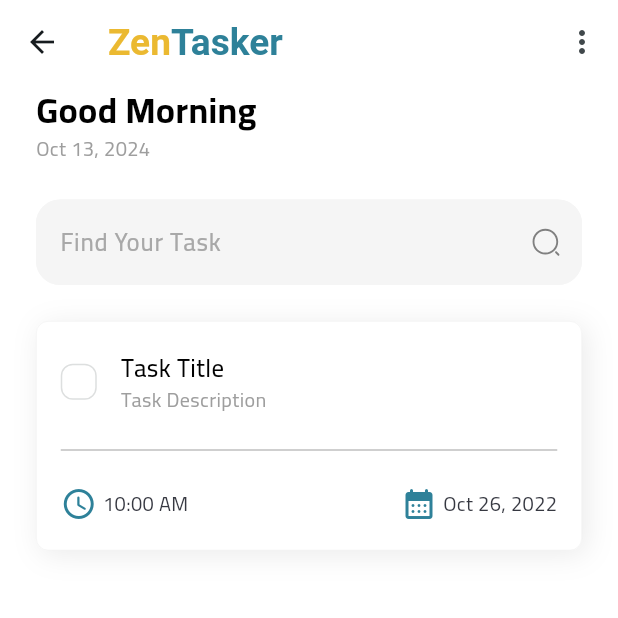
After one commit to mohammed-xp/zen_tasker, a Flutter app: the HomeView screen opened by its route, on a phone screen of 412 x 824 dp, the top half of it. The commit adds this screen. Run offline on Flutter 3.47's test engine with Material 3 defaults, Android fonts, the phone set to English and light mode, and no system bars; our stand-ins replace flutter_svg, shared_preferences, smooth_page_indicator; accounts and stored records are empty.

Commit message:
Build appbar and header home body and search text field and task item

```diff
--- a/lib/core/utils/app_images.dart
+++ b/lib/core/utils/app_images.dart
@@ -1,6 +1,10 @@
 // ignore_for_file: prefer_single_quotes
 class AppImages {
   AppImages._();
+
+  /// Assets for imagesCheckIcon
+  /// assets/images/check_icon.svg
+  static const String imagesCheckIcon = "assets/images/check_icon.svg";
 
   /// Assets for imagesLogoApp
   /// assets/images/logo_app.png
@@ -25,4 +29,8 @@ class AppImages {
   /// Assets for imagesOnboardingImage5
   /// assets/images/onboarding_image_5.svg
   static const String imagesOnboardingImage5 = "assets/images/onboarding_image_5.svg";
+
+  /// Assets for imagesSearchIcon
+  /// assets/images/search_icon.svg
+  static const String imagesSearchIcon = "assets/images/search_icon.svg";
 }
--- a/lib/core/utils/app_styles.dart
+++ b/lib/core/utils/app_styles.dart
@@ -34,9 +34,21 @@ abstract class AppStyles {
         color: Colors.black,
       );
 
+  static TextStyle styleBold13(context) => TextStyle(
+        fontSize: getResponsiveFontSize(context, fontSize: 13),
+        fontWeight: FontWeight.w700,
+        color: Colors.black,
+      );
+
   static TextStyle styleSemiBold13(context) => TextStyle(
         fontSize: getResponsiveFontSize(context, fontSize: 13),
         fontWeight: FontWeight.w600,
+        color: Colors.black,
+      );
+
+  static TextStyle styleMedium16(context) => TextStyle(
+        fontSize: getResponsiveFontSize(context, fontSize: 16),
+        fontWeight: FontWeight.w500,
         color: Colors.black,
       );
 
--- a/lib/core/widgets/custom_title_text.dart
+++ b/lib/core/widgets/custom_title_text.dart
@@ -1,6 +1,7 @@
 import 'package:flutter/material.dart';
 import 'package:zen_tasker/core/utils/app_colors.dart';
 import 'package:zen_tasker/core/utils/app_styles.dart';
+import 'package:zen_tasker/generated/l10n.dart';
 
 class CustomTitleText extends StatelessWidget {
   const CustomTitleText({
@@ -14,7 +15,7 @@ class CustomTitleText extends StatelessWidget {
   Widget build(BuildContext context) {
     return Text.rich(
       TextSpan(
-        text: 'Zen',
+        text: S.of(context).zen,
         style: TextStyle(
           fontSize: getResponsiveFontSize(context, fontSize: fontSize),
           fontWeight: FontWeight.w700,
@@ -22,7 +23,7 @@ class CustomTitleText extends StatelessWidget {
         ),
         children: [
           TextSpan(
-            text: 'Tasker',
+            text: S.of(context).tasker,
             style: TextStyle(
               fontSize: getResponsiveFontSize(context, fontSize: fontSize),
               fontWeight: FontWeight.w700,
--- a/lib/features/home/presentation/views/home_view.dart
+++ b/lib/features/home/presentation/views/home_view.dart
@@ -1,4 +1,7 @@
 import 'package:flutter/material.dart';
+import 'package:zen_tasker/core/widgets/custom_title_text.dart';
+import 'package:zen_tasker/features/home/presentation/views/widgets/home_app_bar.dart';
+import 'package:zen_tasker/features/home/presentation/views/widgets/home_view_body.dart';
 
 class HomeView extends StatelessWidget {
   const HomeView({super.key});
@@ -7,10 +10,21 @@ class HomeView extends StatelessWidget {
 
   @override
   Widget build(BuildContext context) {
-    return const Scaffold(
-      body: SafeArea(
-        child: Text('HomeView'),
+    return Scaffold(
+      appBar: AppBar(
+        backgroundColor: Colors.white,
+        title: const CustomTitleText(
+          fontSize: 24,
+        ),
+        elevation: 0,
+        actions: [
+          IconButton(
+            onPressed: () {},
+            icon: const Icon(Icons.more_vert_rounded),
+          ),
+        ],
       ),
+      body: const HomeViewBody(),
     );
   }
 }
--- /dev/null
+++ b/lib/features/home/presentation/views/widgets/custom_check_box.dart
@@ -0,0 +1,44 @@
+import 'package:flutter/material.dart';
+import 'package:flutter_svg/svg.dart';
+import 'package:zen_tasker/core/utils/app_colors.dart';
+import 'package:zen_tasker/core/utils/app_images.dart';
+
+class CustomCheckBox extends StatelessWidget {
+  const CustomCheckBox({
+    super.key,
+    required this.isChecked,
+    required this.onChecked,
+  });
+
+  final bool isChecked;
+  final ValueChanged<bool> onChecked;
+
+  @override
+  Widget build(BuildContext context) {
+    return GestureDetector(
+      onTap: () {
+        onChecked(!isChecked);
+      },
+      child: AnimatedContainer(
+        duration: const Duration(milliseconds: 100),
+        height: 24,
+        width: 24,
+        decoration: BoxDecoration(
+          borderRadius: BorderRadius.circular(8),
+          color: isChecked ? AppColors.primaryColor : Colors.white,
+          border: isChecked
+              ? null
+              : Border.all(
+                  color: const Color(0xffDDDFDF),
+                ),
+        ),
+        child: isChecked
+            ? Padding(
+                padding: const EdgeInsets.all(4.0),
+                child: SvgPicture.asset(AppImages.imagesCheckIcon),
+              )
+            : null,
+      ),
+    );
+  }
+}
--- /dev/null
+++ b/lib/features/home/presentation/views/widgets/custom_search_text_field.dart
@@ -0,0 +1,42 @@
+import 'package:flutter/material.dart';
+import 'package:flutter_svg/svg.dart';
+import 'package:zen_tasker/core/utils/app_images.dart';
+import 'package:zen_tasker/core/utils/app_styles.dart';
+
+import '../../../../../generated/l10n.dart';
+
+class CustomSearchTextField extends StatelessWidget {
+  const CustomSearchTextField({super.key});
+
+  @override
+  Widget build(BuildContext context) {
+    return TextField(
+      keyboardType: TextInputType.text,
+      decoration: InputDecoration(
+        suffixIcon: IconButton(
+          // icon: const Icon(Icons.search_rounded),
+          icon: SvgPicture.asset(AppImages.imagesSearchIcon),
+          onPressed: () {},
+        ),
+        hintText: S.of(context).findYourTask,
+        hintStyle: AppStyles.styleMedium16(context).copyWith(
+          color: const Color(0xFFA8A8A8),
+        ),
+        filled: true,
+        fillColor: const Color(0xFFF5F5F5),
+        border: buildBorder(),
+        enabledBorder: buildBorder(),
+        focusedBorder: buildBorder(),
+      ),
+    );
+  }
+
+  OutlineInputBorder buildBorder() {
+    return OutlineInputBorder(
+      borderRadius: BorderRadius.circular(16.0),
+      borderSide: const BorderSide(
+        color: Color(0xFFF5F5F5),
+      ),
+    );
+  }
+}
--- /dev/null
+++ b/lib/features/home/presentation/views/widgets/header_home_body.dart
@@ -0,0 +1,41 @@
+import 'package:flutter/material.dart';
+import 'package:intl/intl.dart';
+import 'package:zen_tasker/core/utils/app_styles.dart';
+import 'package:zen_tasker/generated/l10n.dart';
+
+class HeaderHomeBody extends StatefulWidget {
+  const HeaderHomeBody({super.key});
+
+  @override
+  State<HeaderHomeBody> createState() => _HeaderHomeBodyState();
+}
+
+class _HeaderHomeBodyState extends State<HeaderHomeBody> {
+  late DateTime now;
+  late String formattedDate;
+  @override
+  void initState() {
+    now = DateTime.now();
+    formattedDate = DateFormat('MMM dd, yyyy').format(now);
+    super.initState();
+  }
+
+  @override
+  Widget build(BuildContext context) {
+    return Column(
+      crossAxisAlignment: CrossAxisAlignment.start,
+      children: [
+        Text(
+          now.hour >= 12
+              ? S.of(context).goodEvening
+              : S.of(context).goodMorning,
+          style: AppStyles.styleBold23(context),
+        ),
+        Text(
+          formattedDate,
+          style: AppStyles.styleRegular13(context),
+        ),
+      ],
+    );
+  }
+}
--- /dev/null
+++ b/lib/features/home/presentation/views/widgets/home_app_bar.dart
@@ -0,0 +1,15 @@
+import 'package:flutter/material.dart';
+
+class HomeAppBar extends StatelessWidget {
+  const HomeAppBar({super.key});
+
+  @override
+  Widget build(BuildContext context) {
+    return const SizedBox(
+      height: 56,
+      child: Row(
+        children: [],
+      ),
+    );
+  }
+}
--- /dev/null
+++ b/lib/features/home/presentation/views/widgets/home_view_body.dart
@@ -0,0 +1,40 @@
+import 'package:flutter/material.dart';
+import 'package:zen_tasker/constants.dart';
+import 'package:zen_tasker/features/home/presentation/views/widgets/custom_search_text_field.dart';
+import 'package:zen_tasker/features/home/presentation/views/widgets/header_home_body.dart';
+import 'package:zen_tasker/features/home/presentation/views/widgets/task_item.dart';
+
+class HomeViewBody extends StatelessWidget {
+  const HomeViewBody({super.key});
+
+  @override
+  Widget build(BuildContext context) {
+    return Padding(
+      padding: const EdgeInsets.symmetric(horizontal: kHorizontalPadding),
+      child: CustomScrollView(
+        slivers: [
+          const SliverToBoxAdapter(
+            child: Column(
+              crossAxisAlignment: CrossAxisAlignment.start,
+              children: [
+                HeaderHomeBody(),
+                SizedBox(
+                  height: 24,
+                ),
+                CustomSearchTextField(),
+                SizedBox(
+                  height: 24,
+                ),
+              ],
+            ),
+          ),
+          SliverToBoxAdapter(
+            child: TaskItem(
+              onChecked: (value) {},
+            ),
+          ),
+        ],
+      ),
+    );
+  }
+}
--- /dev/null
+++ b/lib/features/home/presentation/views/widgets/task_item.dart
@@ -0,0 +1,115 @@
+import 'package:flutter/material.dart';
+import 'package:zen_tasker/core/utils/app_colors.dart';
+import 'package:zen_tasker/core/utils/app_styles.dart';
+import 'package:zen_tasker/features/home/presentation/views/widgets/custom_check_box.dart';
+
+class TaskItem extends StatefulWidget {
+  const TaskItem({super.key, required this.onChecked});
+
+  final ValueChanged<bool> onChecked;
+
+  @override
+  State<TaskItem> createState() => _TaskItemState();
+}
+
+class _TaskItemState extends State<TaskItem> {
+  bool isTaskDone = false;
+  @override
+  Widget build(BuildContext context) {
+    return Container(
+      height: 153,
+      width: 378,
+      decoration: BoxDecoration(
+        color: Colors.white,
+        border: Border.all(
+          color: Colors.black.withOpacity(0.05000000074505806),
+          width: 0.5,
+        ),
+        borderRadius: BorderRadius.circular(8),
+        boxShadow: const [
+          BoxShadow(
+            color: Color(0x14000000),
+            blurRadius: 16,
+            offset: Offset(3, 3),
+            spreadRadius: 0,
+          )
+        ],
+      ),
+      padding: const EdgeInsets.symmetric(horizontal: 16),
+      child: Column(
+        mainAxisAlignment: MainAxisAlignment.center,
+        children: [
+          Row(
+            children: [
+              CustomCheckBox(
+                isChecked: isTaskDone,
+                onChecked: (value) {
+                  isTaskDone = value;
+                  widget.onChecked(value);
+                  setState(() {});
+                },
+              ),
+              const SizedBox(
+                width: 16,
+              ),
+              Column(
+                crossAxisAlignment: CrossAxisAlignment.start,
+                children: [
+                  Text(
+                    'Task Title',
+                    style: AppStyles.styleMedium16(context),
+                  ),
+                  Text(
+                    'Task Description',
+                    style: AppStyles.styleRegular13(context),
+                  ),
+                ],
+              ),
+            ],
+          ),
+          const SizedBox(
+            height: 16,
+          ),
+          const Divider(
+            color: Color(0xFFBFBFBF),
+          ),
+          const SizedBox(
+            height: 16,
+          ),
+          Row(
+            crossAxisAlignment: CrossAxisAlignment.center,
+            children: [
+              const Icon(
+                Icons.access_time_rounded,
+                color: AppColors.primaryColor,
+              ),
+              const SizedBox(
+                width: 4,
+              ),
+              Text(
+                '10:00 AM',
+                style: AppStyles.styleRegular13(context).copyWith(
+                  color: const Color(0xFF363841),
+                ),
+              ),
+              const Spacer(),
+              const Icon(
+                Icons.calendar_month_rounded,
+                color: AppColors.primaryColor,
+              ),
+              const SizedBox(
+                width: 4,
+              ),
+              Text(
+                'Oct 26, 2022',
+                style: AppStyles.styleRegular13(context).copyWith(
+                  color: const Color(0xFF363841),
+                ),
+              ),
+            ],
+          ),
+        ],
+      ),
+    );
+  }
+}
--- a/lib/l10n/intl_ar.arb
+++ b/lib/l10n/intl_ar.arb
@@ -13,5 +13,8 @@
     "onBoardingTitle4": "أكمل مهامك وشاهد تقدمك",
     "onBoardingSubTitle4": "قم بتحديد المهام المكتملة وتابع إنجازاتك يومًا بعد يوم",
     "onBoardingTitle5": "جاهز للبدء؟",
-    "onBoardingSubTitle5": "ابدأ اليوم بتنظيم حياتك وإنجاز المزيد بسهولة!"
+    "onBoardingSubTitle5": "ابدأ اليوم بتنظيم حياتك وإنجاز المزيد بسهولة!",
+    "goodMorning": "صباح الخير",
+    "goodEvening": "مساء الخير",
+    "findYourTask": "ابحث عن مهمتك"
 }
--- a/lib/l10n/intl_en.arb
+++ b/lib/l10n/intl_en.arb
@@ -13,5 +13,8 @@
     "onBoardingTitle4": "Complete your tasks and see your progress",
     "onBoardingSubTitle4": "Mark completed tasks and track your achievements day by day",
     "onBoardingTitle5": "Ready to get started?",
-    "onBoardingSubTitle5": "Start organizing your life today and get more done easily!"
+    "onBoardingSubTitle5": "Start organizing your life today and get more done easily!",
+    "goodMorning": "Good Morning",
+    "goodEvening": "Good Evening",
+    "findYourTask": "Find Your Task"
 }
--- a/lib/main.dart
+++ b/lib/main.dart
@@ -21,7 +21,7 @@ class MyApp extends StatelessWidget {
   Widget build(BuildContext context) {
     return MaterialApp(
       title: 'Zen Tasker',
-      locale: const Locale('ar'),
+      locale: const Locale('en'),
       localizationsDelegates: const [
         S.delegate,
         GlobalMaterialLocalizations.delegate,
--- a/pubspec.yaml
+++ b/pubspec.yaml
@@ -34,6 +34,7 @@ dependencies:
   flutter_localizations:
     sdk: flutter
   flutter_svg: ^2.0.10+1
+  intl: ^0.19.0
   shared_preferences: ^2.3.2
   smooth_page_indicator: ^1.2.0+3
 
```
Also changed, not shown: assets/images/check_icon.svg (added), assets/images/search_icon.svg (added), lib/generated/intl/messages_ar.dart, lib/generated/intl/messages_en.dart, lib/generated/l10n.dart, pubspec.lock.
